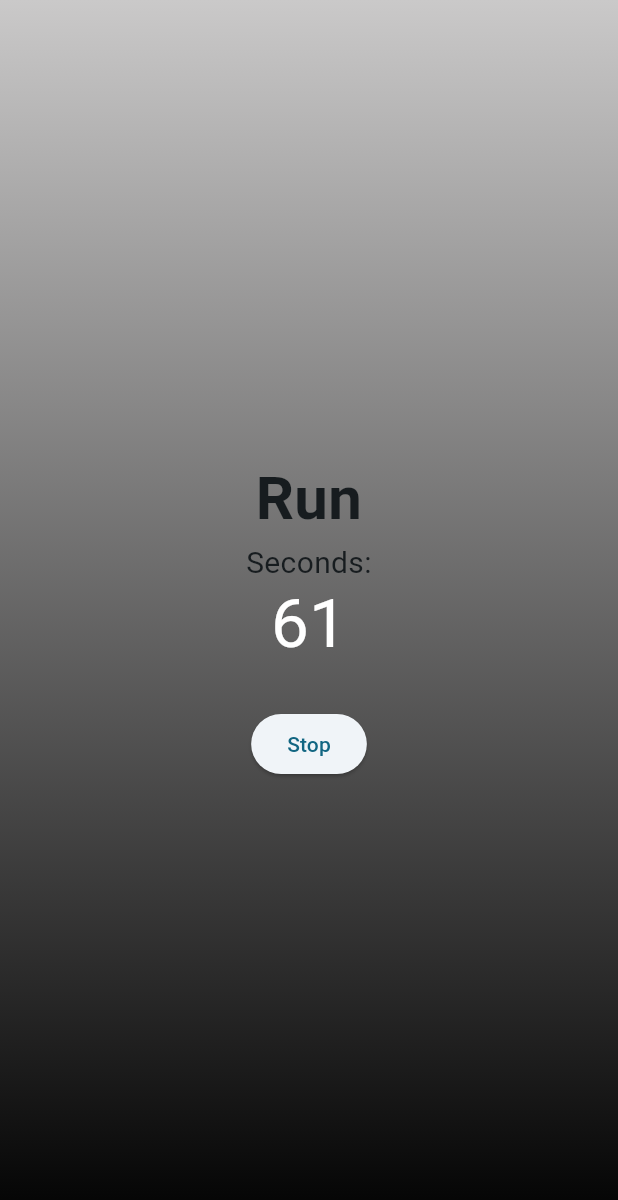
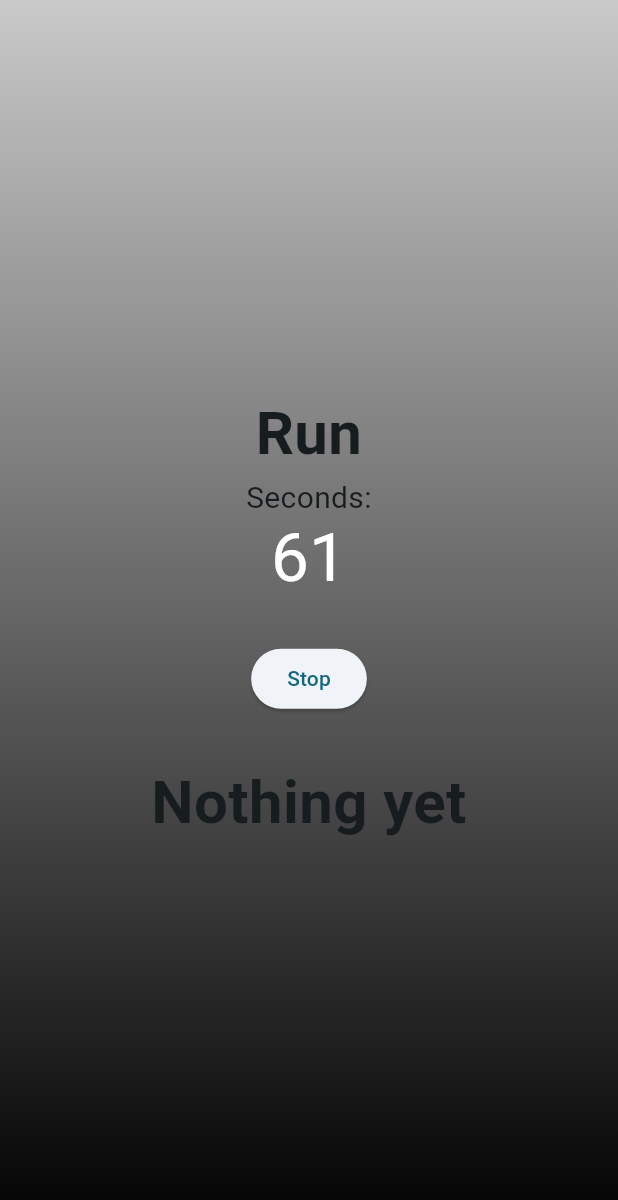
Before and after one commit to sudinraj/Runners_Clock, a Flutter app: the screen it shows after launch, after a tap on "Start", on a phone screen of 412 x 824 dp. Shown: the top 1200 px of the screen. Run offline on Flutter 3.47's test engine with Material 3 defaults, Android fonts, the phone set to English and light mode, and no system bars; our stand-ins replace audioplayers, geolocator, numberpicker; missing offline and left inert: workmanager.

Commit message:
Added location tracking
Only works when the app is open
- need to make it work when the app is closed/in the background

```diff
--- /dev/null
+++ b/devtools_options.yaml
@@ -0,0 +1,3 @@
+description: This file stores settings for Dart & Flutter DevTools.
+documentation: https://docs.flutter.dev/tools/devtools/extensions#configure-extension-enablement-states
+extensions:
--- /dev/null
+++ b/lib/_determine_position.dart
@@ -0,0 +1,88 @@
+import 'dart:async';
+import 'dart:io';
+import 'package:geolocator/geolocator.dart';
+import 'package:workmanager/workmanager.dart';
+
+
+late LocationSettings locationSettings;
+
+void setUp(){
+      Workmanager().initialize(callbackDispatcher, isInDebugMode: true);
+      Workmanager().registerPeriodicTask(
+        "uniqueTaskName",
+        "backgroundTask",
+        frequency: Duration(seconds: 1), // Minimum interval for Android
+      );
+      if (Platform.isAndroid) {
+      locationSettings = AndroidSettings(
+          accuracy: LocationAccuracy.high,
+          forceLocationManager: true,
+          //(Optional) Set foreground notification config to keep the app alive
+          //when going to the background
+          foregroundNotificationConfig: const ForegroundNotificationConfig(
+            notificationText:
+            "App will continue to receive your location in the background",
+            notificationTitle: "Running in Background",
+            enableWakeLock: true,
+          )
+      );
+    } else if (Platform.isIOS) {
+      locationSettings = AppleSettings(
+        accuracy: LocationAccuracy.high,
+        activityType: ActivityType.fitness,
+        distanceFilter: 100,
+        pauseLocationUpdatesAutomatically: true,
+        // Only set to true if our app will be started up in the background.
+        showBackgroundLocationIndicator: false,
+      );
+    }
+  }
+
+
+void callbackDispatcher() {
+    Workmanager().executeTask((task, inputData) async {
+      print("Task running in the background...");
+      await determinePosition();
+      return Future.value(true);
+    });
+  }
+
+
+  Future<Position> determinePosition() async {
+    bool serviceEnabled;
+    LocationPermission permission;
+
+    // Test if location services are enabled.
+    serviceEnabled = await Geolocator.isLocationServiceEnabled();
+    if (!serviceEnabled) {
+      // Location services are not enabled don't continue
+      // accessing the position and request users of the
+      // App to enable the location services.
+      return Future.error('Location services are disabled.');
+    }
+
+    permission = await Geolocator.checkPermission();
+    if (permission == LocationPermission.denied) {
+      //sends the notification asking to use location
+      permission = await Geolocator.requestPermission();
+      if (permission == LocationPermission.denied) {
+        // Permissions are denied, next time you could try
+        // requesting permissions again (this is also where
+        // Android's shouldShowRequestPermissionRationale
+        // returned true. According to Android guidelines
+        // your App should show an explanatory UI now.
+        return Future.error('Location permissions are denied');
+      }
+    }
+
+    if (permission == LocationPermission.deniedForever) {
+      // Permissions are denied forever, handle appropriately.
+      return Future.error(
+        'Location permissions are permanently denied, we cannot request permissions.');
+    }
+
+    // When we reach here, permissions are granted and we can
+    // continue accessing the position of the device.
+    print("ldskfjlakjlsdfj");
+    return await Geolocator.getCurrentPosition();
+  }
--- a/lib/main.dart
+++ b/lib/main.dart
@@ -3,8 +3,21 @@ import 'package:flutter/material.dart';
 import 'package:provider/provider.dart';
 import 'package:numberpicker/numberpicker.dart';
 import 'package:run/running_page_state.dart';
+import 'package:workmanager/workmanager.dart';
+import 'package:run/_determine_position.dart';
+
 
 void main() {
+  WidgetsFlutterBinding.ensureInitialized();
+  Workmanager().initialize(callbackDispatcher, isInDebugMode: true);
+
+  // Register a background task
+  Workmanager().registerPeriodicTask(
+    "uniqueTaskName",
+    "backgroundTask",
+    frequency: Duration(seconds: 1), // Minimum interval for Android
+  );
+
   runApp(MyApp());
 }
 
--- a/lib/running_page_state.dart
+++ b/lib/running_page_state.dart
@@ -1,18 +1,20 @@
 import 'package:flutter/material.dart';
 import 'dart:async';
 import 'package:audioplayers/audioplayers.dart';
+import 'package:run/_determine_position.dart';
+import 'package:geolocator/geolocator.dart';
 
+
+//TODO: make the location track in the background
 class RunningPageState extends StatefulWidget {
   final int walking ;
   final int running ;
   const RunningPageState(this.walking, this.running, {super.key});
-
   @override
   State<RunningPageState> createState() => _RunningPageStateState();
 }
 
 class _RunningPageStateState extends State<RunningPageState> {
-
   Timer? _timer;
   String activity = 'Run';
   bool done = false;
@@ -22,6 +24,10 @@ class _RunningPageStateState extends State<RunningPageState> {
   late int walking;
   late int running;
   final player = AudioPlayer();
+
+  double runDistance = 0.0;
+  String location = "Nothing yet";
+  int asdf = 0;
 
 //Timer Starts with the run time, then it starts a countdown for the walk timer, then it loops that until stopped.
   void startTimer(){
@@ -62,6 +68,18 @@ class _RunningPageStateState extends State<RunningPageState> {
           });
         } else {
           setState(() {
+            //gets the position
+            var pos = determinePosition();
+            pos.then((value) {
+              //print(value);
+              location = value.toString();
+            },);
+
+            Geolocator.getPositionStream().listen((Position position){
+              asdf++;
+              print(asdf);
+            });
+
             remainingTime--;
           });
         }
@@ -83,6 +101,7 @@ class _RunningPageStateState extends State<RunningPageState> {
     walking = widget.walking;
     running = widget.running;
     if(!set){
+      setUp();
       setTime = running;
       remainingTime = running;
       set = true;
@@ -122,6 +141,12 @@ class _RunningPageStateState extends State<RunningPageState> {
                   },
                   child: Text('Stop'),
                 ),
+
+                //Temporary only for testing the position getting
+                SizedBox(height: 30,),
+                Text(location,
+                style: TextStyle(fontSize: 40, fontWeight: FontWeight.bold,), textAlign: TextAlign.center,),
+
               ],
             ),
           ),
--- a/pubspec.yaml
+++ b/pubspec.yaml
@@ -38,6 +38,8 @@ dependencies:
   provider: ^6.0.0
   numberpicker: ^2.1.2
   audioplayers: ^6.1.0
+  geolocator: ^13.0.2
+  workmanager: ^0.5.2
 
 dev_dependencies:
   flutter_test:
```
Also changed, not shown: pubspec.lock, 5 other files.
